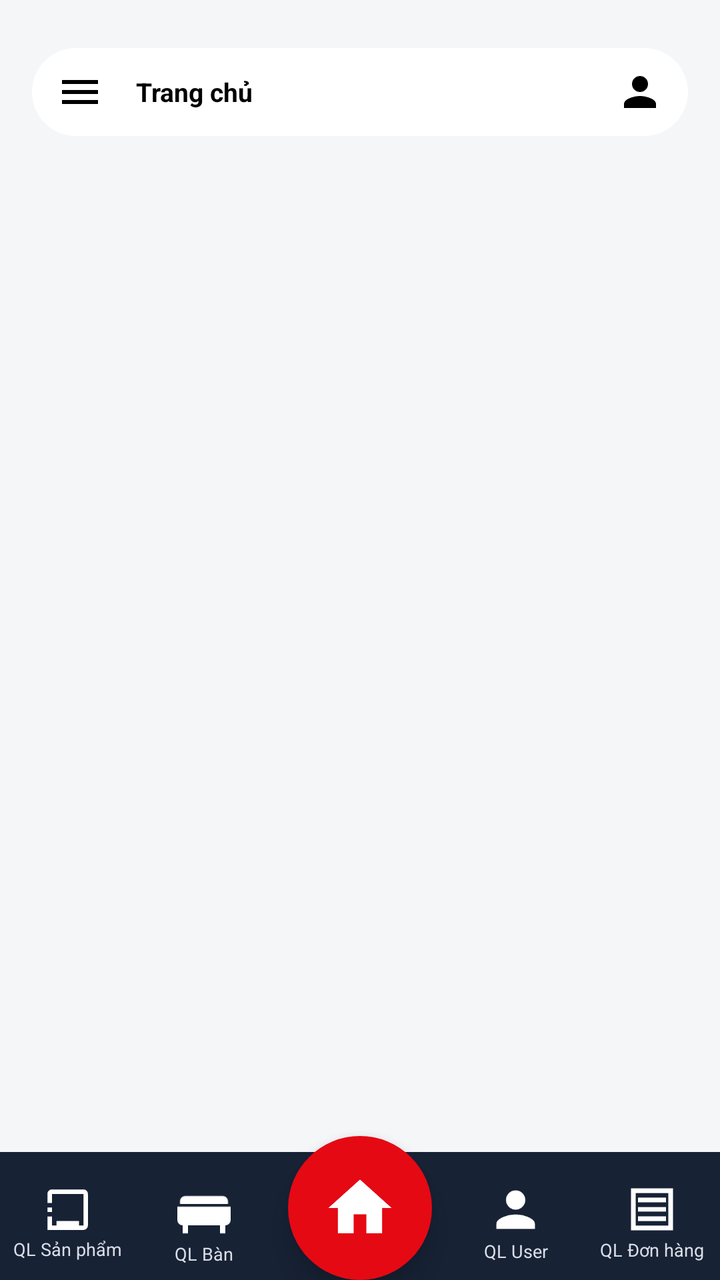
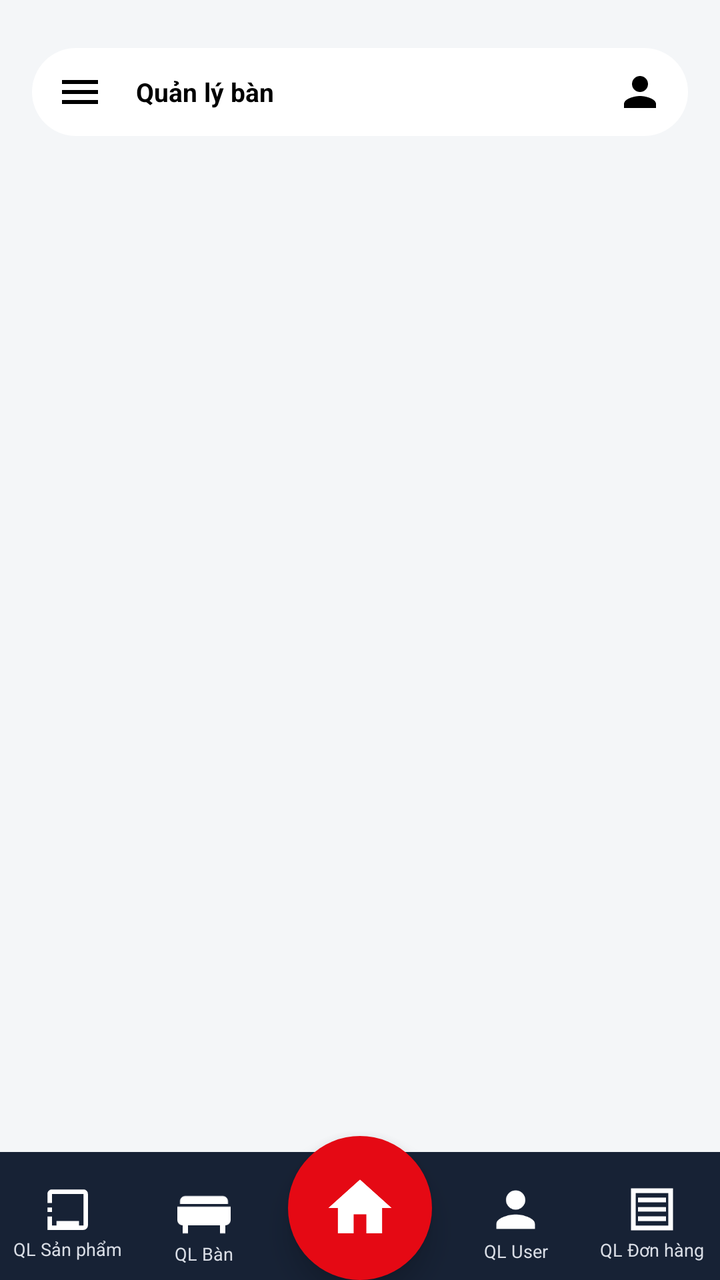

Compare the two renders of this Android layout. The source of the first and the diff that turns it into the second are given below.
<!-- AndroidManifest.xml: application theme Theme.AppDatMon -->
<!-- res/layout/activity_quanlyban.xml -->
<?xml version="1.0" encoding="utf-8"?>
<androidx.constraintlayout.widget.ConstraintLayout
    xmlns:android="http://schemas.android.com/apk/res/android"
    xmlns:app="http://schemas.android.com/apk/res-auto"
    android:layout_width="match_parent"
    android:layout_height="match_parent"
    android:background="#F4F6F8">

    
    <LinearLayout
        android:id="@+id/topBar"
        android:layout_width="0dp"
        android:layout_height="44dp"
        android:layout_marginStart="16dp"
        android:layout_marginEnd="16dp"
        android:layout_marginTop="24dp"
        android:background="@drawable/bg_top_bar"
        android:gravity="center_vertical"
        android:paddingStart="12dp"
        android:paddingEnd="12dp"
        android:orientation="horizontal"
        app:layout_constraintTop_toTopOf="parent"
        app:layout_constraintStart_toStartOf="parent"
        app:layout_constraintEnd_toEndOf="parent">

        <ImageView
            android:layout_width="24dp"
            android:layout_height="24dp"
            android:src="@drawable/ic_menu"
            app:tint="#000000" />

        <TextView
            android:layout_width="0dp"
            android:layout_height="wrap_content"
            android:layout_weight="1"
            android:text="Trang chủ"
            android:textStyle="bold"
            android:textSize="13sp"
            android:textColor="#000000"
            android:layout_marginStart="16dp" />

        <ImageView
            android:layout_width="24dp"
            android:layout_height="24dp"
            android:src="@drawable/ic_user"
            app:tint="#000000" />

    </LinearLayout>

    
    <FrameLayout
        android:id="@+id/content"
        android:layout_width="0dp"
        android:layout_height="0dp"
        android:background="#F4F6F8"
        app:layout_constraintTop_toBottomOf="@id/topBar"
        app:layout_constraintBottom_toTopOf="@id/bottomBar"
        app:layout_constraintStart_toStartOf="parent"
        app:layout_constraintEnd_toEndOf="parent" />

    
    <LinearLayout
        android:id="@+id/bottomBar"
        android:layout_width="0dp"
        android:layout_height="64dp"
        android:background="#172235"
        android:gravity="center"
        android:orientation="horizontal"
        android:paddingTop="6dp"
        app:layout_constraintBottom_toBottomOf="parent"
        app:layout_constraintStart_toStartOf="parent"
        app:layout_constraintEnd_toEndOf="parent">

        <LinearLayout
            android:layout_width="0dp"
            android:layout_height="match_parent"
            android:layout_weight="1"
            android:gravity="center"
            android:orientation="vertical">

            <ImageView
                android:layout_width="27dp"
                android:layout_height="27dp"
                android:src="@drawable/ic_box"
                app:tint="#FFFFFF" />

            <TextView
                android:text="QL Sản phẩm"
                android:textColor="#D9DDE5"
                android:textSize="9sp"
                android:layout_width="wrap_content"
                android:layout_height="wrap_content" />
        </LinearLayout>

        <LinearLayout
            android:layout_width="0dp"
            android:layout_height="match_parent"
            android:layout_weight="1"
            android:gravity="center"
            android:orientation="vertical">

            <ImageView
                android:layout_width="32dp"
                android:layout_height="32dp"
                android:src="@drawable/ic_table"
                app:tint="#FFFFFF" />

            <TextView
                android:text="QL Bàn"
                android:textColor="#D9DDE5"
                android:textSize="9sp"
                android:layout_width="wrap_content"
                android:layout_height="wrap_content" />
        </LinearLayout>

        
        <Space
            android:layout_width="88dp"
            android:layout_height="match_parent" />

        <LinearLayout
            android:layout_width="0dp"
            android:layout_height="match_parent"
            android:layout_weight="1"
            android:gravity="center"
            android:orientation="vertical">

            <ImageView
                android:layout_width="29dp"
                android:layout_height="29dp"
                android:src="@drawable/ic_user"
                app:tint="#FFFFFF" />

            <TextView
                android:text="QL User"
                android:textColor="#D9DDE5"
                android:textSize="9sp"
                android:layout_width="wrap_content"
                android:layout_height="wrap_content" />
        </LinearLayout>

        <LinearLayout
            android:layout_width="0dp"
            android:layout_height="match_parent"
            android:layout_weight="1"
            android:gravity="center"
            android:orientation="vertical">

            <ImageView
                android:layout_width="28dp"
                android:layout_height="28dp"
                android:src="@drawable/ic_bill"
                app:tint="#FFFFFF" />

            <TextView
                android:text="QL Đơn hàng"
                android:textColor="#D9DDE5"
                android:textSize="9sp"
                android:layout_width="wrap_content"
                android:layout_height="wrap_content" />
        </LinearLayout>

    </LinearLayout>

    
    <FrameLayout
        android:id="@+id/homeButton"
        android:layout_width="72dp"
        android:layout_height="72dp"
        android:background="@drawable/bg_home_circle"
        android:elevation="8dp"
        android:padding="16dp"
        app:layout_constraintBottom_toBottomOf="@id/bottomBar"
        app:layout_constraintStart_toStartOf="parent"
        app:layout_constraintEnd_toEndOf="parent">

        <ImageView
            android:layout_width="38dp"
            android:layout_height="38dp"
            android:layout_gravity="center"
            android:src="@drawable/ic_home"
            app:tint="#FFFFFF" />

    </FrameLayout>

</androidx.constraintlayout.widget.ConstraintLayout>
<!-- resources referenced by this layout -->
<resources>
  <!-- drawable bg_home_circle (drawable) -->
  <?xml version="1.0" encoding="utf-8"?>
  <shape xmlns:android="http://schemas.android.com/apk/res/android">
      <solid android:color="#E50914" />
      <corners android:radius="36dp" />
  </shape>
  <!-- drawable bg_top_bar (drawable) -->
  <?xml version="1.0" encoding="utf-8"?>
  <shape xmlns:android="http://schemas.android.com/apk/res/android">
      <solid android:color="#FFFFFF" />
      <corners android:radius="22dp" />
  </shape>
  <!-- drawable ic_bill (drawable) -->
  <vector xmlns:android="http://schemas.android.com/apk/res/android" android:height="24dp" android:viewportHeight="24" android:viewportWidth="24" android:width="24dp"><path android:fillColor="#000" android:pathData="M18,17H6v-2h12V17zM18,13H6v-2h12V13zM18,9H6V7h12V9zM3,3v18h18V3H3zM19,19H5V5h14V19z"/></vector>
  <!-- drawable ic_box (drawable) -->
  <vector xmlns:android="http://schemas.android.com/apk/res/android" android:height="24dp" android:viewportHeight="24" android:viewportWidth="24" android:width="24dp"><path android:fillColor="#000" android:pathData="M3,13h2v-2H3V13zM3,17h2v-2H3V17zM5,21v-2H3v2H5zM3,9h2V7H3V9zM7,19h10v-2H7V19zM19,3H5C3.9,3 3,3.9 3,5v2h2V5h14v14H5v-2H3v2c0,1.1 0.9,2 2,2h14c1.1,0 2,-0.9 2,-2V5C21,3.9 20.1,3 19,3z"/></vector>
  <!-- drawable ic_home (drawable) -->
  <vector xmlns:android="http://schemas.android.com/apk/res/android" android:height="24dp" android:viewportHeight="24" android:viewportWidth="24" android:width="24dp"><path android:fillColor="#000" android:pathData="M10,20v-6h4v6h5v-8h3L12,3 2,12h3v8z"/></vector>
  <!-- drawable ic_menu (drawable) -->
  <vector xmlns:android="http://schemas.android.com/apk/res/android" android:height="24dp" android:viewportHeight="24" android:viewportWidth="24" android:width="24dp"><path android:fillColor="#000" android:pathData="M3,18h18v-2H3V18zM3,13h18v-2H3V13zM3,6v2h18V6H3z"/></vector>
  <!-- drawable ic_table (drawable) -->
  <vector xmlns:android="http://schemas.android.com/apk/res/android" android:height="24dp" android:viewportHeight="24" android:viewportWidth="24" android:width="24dp"><path android:fillColor="#000" android:pathData="M4,18v3h2v-3h12v3h2v-3c1.1,0 2,-0.9 2,-2v-5H2v5C2,17.1 2.9,18 4,18zM19,7H5c-1.1,0 -2,0.9 -2,2v1h18V9C21,7.9 20.1,7 19,7z"/></vector>
  <!-- drawable ic_user (drawable) -->
  <vector xmlns:android="http://schemas.android.com/apk/res/android" android:height="24dp" android:viewportHeight="24" android:viewportWidth="24" android:width="24dp"><path android:fillColor="#000" android:pathData="M12,12c2.21,0 4,-1.79 4,-4s-1.79,-4 -4,-4 -4,1.79 -4,4 1.79,4 4,4zM12,14c-2.67,0 -8,1.34 -8,4v2h16v-2c0,-2.66 -5.33,-4 -8,-4z"/></vector>
  <style name="Theme.AppDatMon" parent="Base.Theme.AppDatMon" />
  <style name="Base.Theme.AppDatMon" parent="Theme.Material3.DayNight.NoActionBar">
          
          
      </style>
</resources>

<!-- the commit's change to res/layout/activity_quanlyban.xml (unified diff, before → after) -->
@@ -30,10 +30,11 @@
             app:tint="#000000" />
 
         <TextView
+            android:id="@+id/tvTopBarTitle"
             android:layout_width="0dp"
             android:layout_height="wrap_content"
             android:layout_weight="1"
-            android:text="Trang chủ"
+            android:text="Quản lý bàn"
             android:textStyle="bold"
             android:textSize="13sp"
             android:textColor="#000000"
@@ -72,6 +73,7 @@
         app:layout_constraintEnd_toEndOf="parent">
 
         <LinearLayout
+            android:id="@+id/btnBottomSanPham"
             android:layout_width="0dp"
             android:layout_height="match_parent"
             android:layout_weight="1"
@@ -93,6 +95,7 @@
         </LinearLayout>
 
         <LinearLayout
+            android:id="@+id/btnBottomBan"
             android:layout_width="0dp"
             android:layout_height="match_parent"
             android:layout_weight="1"
@@ -113,12 +116,12 @@
                 android:layout_height="wrap_content" />
         </LinearLayout>
 
-        
         <Space
             android:layout_width="88dp"
             android:layout_height="match_parent" />
 
         <LinearLayout
+            android:id="@+id/btnBottomUser"
             android:layout_width="0dp"
             android:layout_height="match_parent"
             android:layout_weight="1"
@@ -140,6 +143,7 @@
         </LinearLayout>
 
         <LinearLayout
+            android:id="@+id/btnBottomDonHang"
             android:layout_width="0dp"
             android:layout_height="match_parent"
             android:layout_weight="1"
